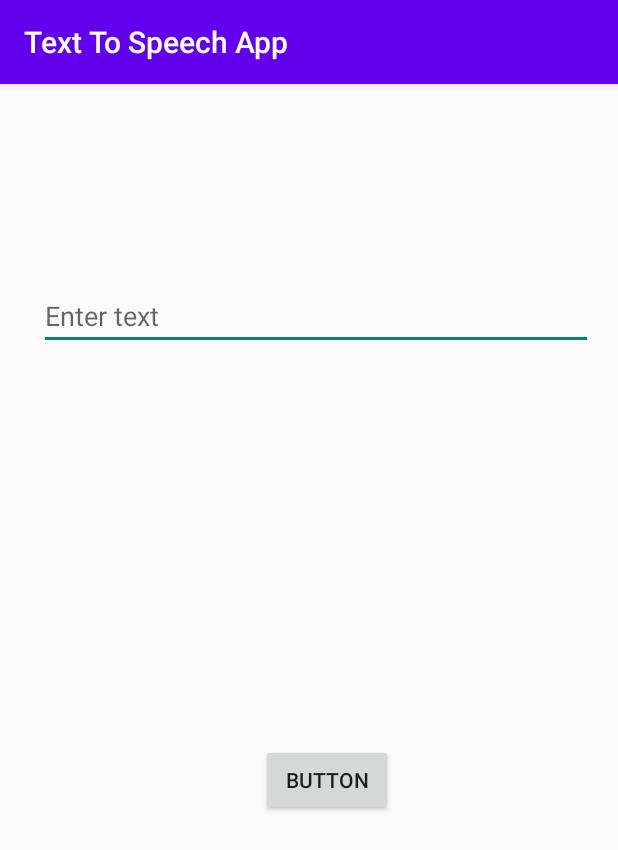
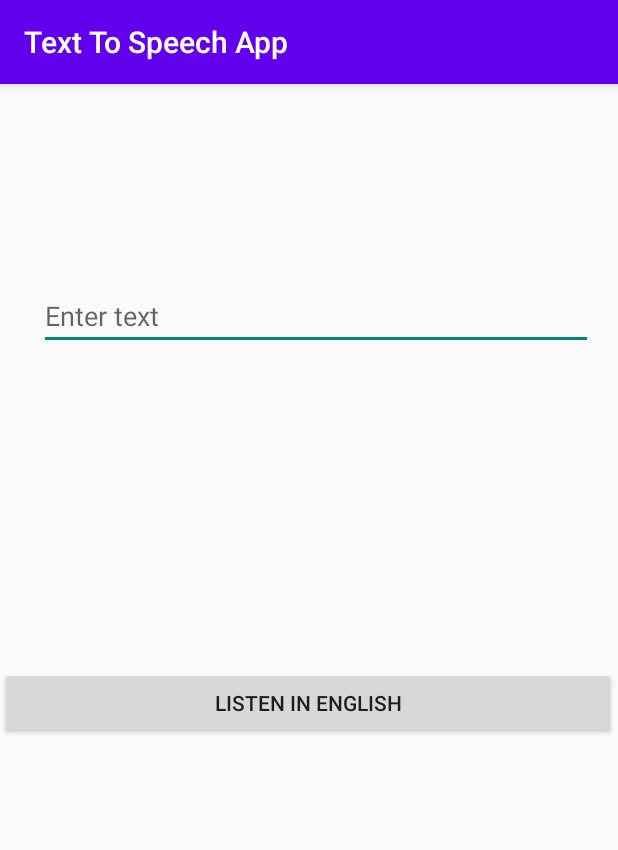
Before and after one commit to KumarSanskar/Text_To_Speech_App, an Android app: the screen it shows after launch (MainActivity), on a phone screen of 412 x 824 dp. Shown: the top 850 px of the screen. Run offline under Robolectric (Android 15) with nearby library versions, the phone set to English and light mode, and no system bars.

Commit message:
changed the text attribute to 'Listen in English' of button

```diff
--- a/app/src/main/res/layout/activity_main.xml
+++ b/app/src/main/res/layout/activity_main.xml
@@ -23,13 +23,14 @@
 
     <Button
         android:id="@+id/button"
-        android:layout_width="wrap_content"
+        android:layout_width="match_parent"
         android:layout_height="wrap_content"
         android:layout_alignParentEnd="true"
         android:layout_alignParentRight="true"
         android:layout_alignParentBottom="true"
-        android:layout_marginEnd="150dp"
-        android:layout_marginRight="150dp"
-        android:layout_marginBottom="280dp"
-        android:text="Button" />
+        android:layout_centerInParent="true"
+        android:layout_marginEnd="1dp"
+        android:layout_marginRight="1dp"
+        android:layout_marginBottom="331dp"
+        android:text="Listen in English" />
 </RelativeLayout>
```
